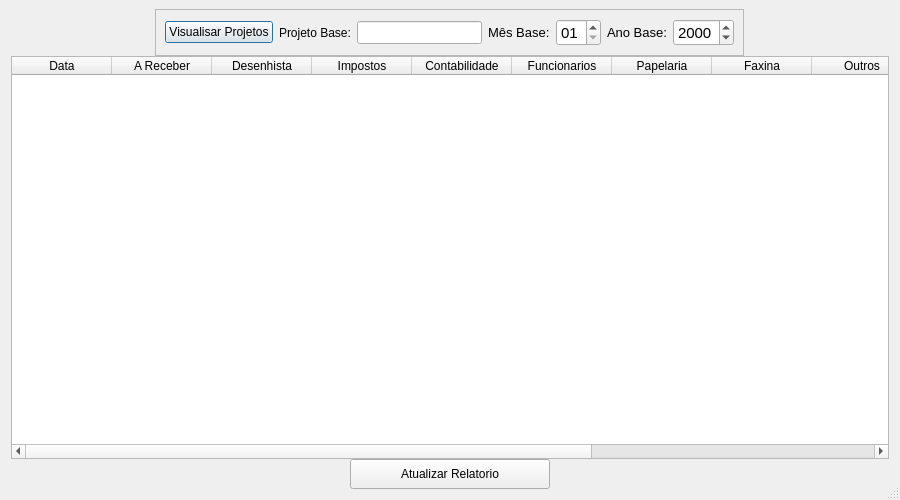
Above: screens/relatorio_financeiro.ui from devfabri/Arquitetura-Pereira before the change. Below: the same form after it.
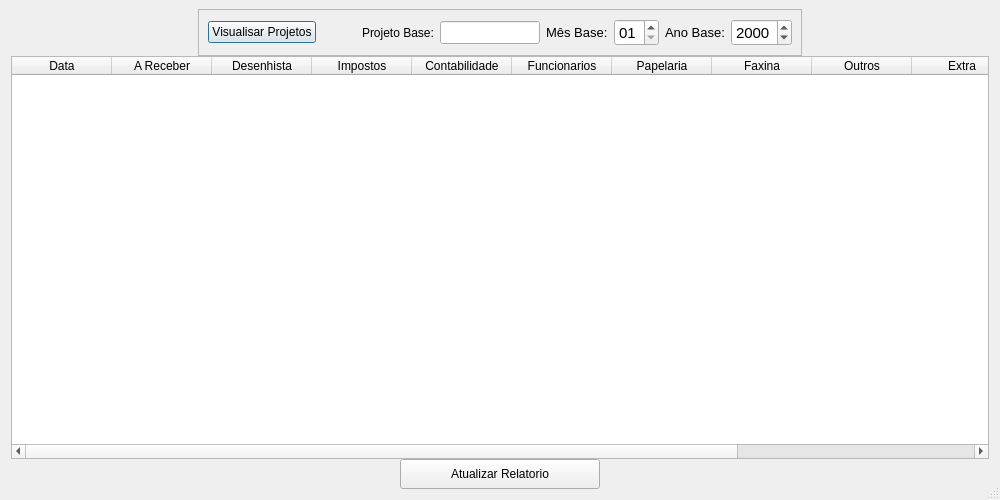
That is the form after the change.

Patch:
```diff
--- a/screens/relatorio_financeiro.ui
+++ b/screens/relatorio_financeiro.ui
@@ -9,20 +9,20 @@
    <rect>
     <x>0</x>
     <y>0</y>
-    <width>900</width>
+    <width>1000</width>
     <height>500</height>
    </rect>
   </property>
   <property name="minimumSize">
    <size>
-    <width>900</width>
+    <width>0</width>
     <height>300</height>
    </size>
   </property>
   <property name="maximumSize">
    <size>
-    <width>1000</width>
-    <height>500</height>
+    <width>1280</width>
+    <height>720</height>
    </size>
   </property>
   <property name="windowTitle">
@@ -66,6 +66,19 @@
         </property>
        </widget>
       </item>
+      <item>
+       <spacer name="horizontalSpacer">
+        <property name="orientation">
+         <enum>Qt::Horizontal</enum>
+        </property>
+        <property name="sizeHint" stdset="0">
+         <size>
+          <width>40</width>
+          <height>20</height>
+         </size>
+        </property>
+       </spacer>
+      </item>
       <item>
        <widget class="QLabel" name="label_3">
         <property name="text">
@@ -75,11 +88,20 @@
       </item>
       <item>
        <widget class="QLineEdit" name="id_projeto">
+        <property name="maximumSize">
+         <size>
+          <width>100</width>
+          <height>16777215</height>
+         </size>
+        </property>
         <property name="font">
          <font>
           <pointsize>10</pointsize>
          </font>
         </property>
+        <property name="clearButtonEnabled">
+         <bool>true</bool>
+        </property>
        </widget>
       </item>
       <item alignment="Qt::AlignLeft">
@@ -135,8 +157,34 @@
    </item>
    <item>
     <widget class="QTableWidget" name="tableWidget">
-     <property name="editTriggers">
-      <set>QAbstractItemView::DoubleClicked</set>
+     <property name="styleSheet">
+      <string notr="true">QScrollBar:vertical {
+                border: 0px solid #999999;
+                background-color: rgb(34, 35, 52);
+                width:10px;    
+                margin: 0px 0px 0px 3px;
+                }
+                QScrollBar::sub-line:vertical {         
+                min-height: 0px;
+                border: 0px solid red;
+                border-radius: 5px;
+                background-color: rgb(92, 95, 141);
+                }
+                QScrollBar::add-line:vertical {         
+                min-height: 0px;
+                border: 0px solid red;
+                border-radius: 5px;
+                background-color: rgb(92, 95, 141);
+                }</string>
+     </property>
+     <property name="horizontalScrollBarPolicy">
+      <enum>Qt::ScrollBarAsNeeded</enum>
+     </property>
+     <property name="sizeAdjustPolicy">
+      <enum>QAbstractScrollArea::AdjustIgnored</enum>
+     </property>
+     <property name="autoScrollMargin">
+      <number>8</number>
      </property>
      <property name="alternatingRowColors">
       <bool>true</bool>
@@ -215,6 +263,9 @@
       <property name="text">
        <string>Relatório</string>
       </property>
+      <property name="textAlignment">
+       <set>AlignCenter</set>
+      </property>
      </column>
     </widget>
    </item>
```
Left out of the diff: 3 changed lines with no effect on the pictures.
